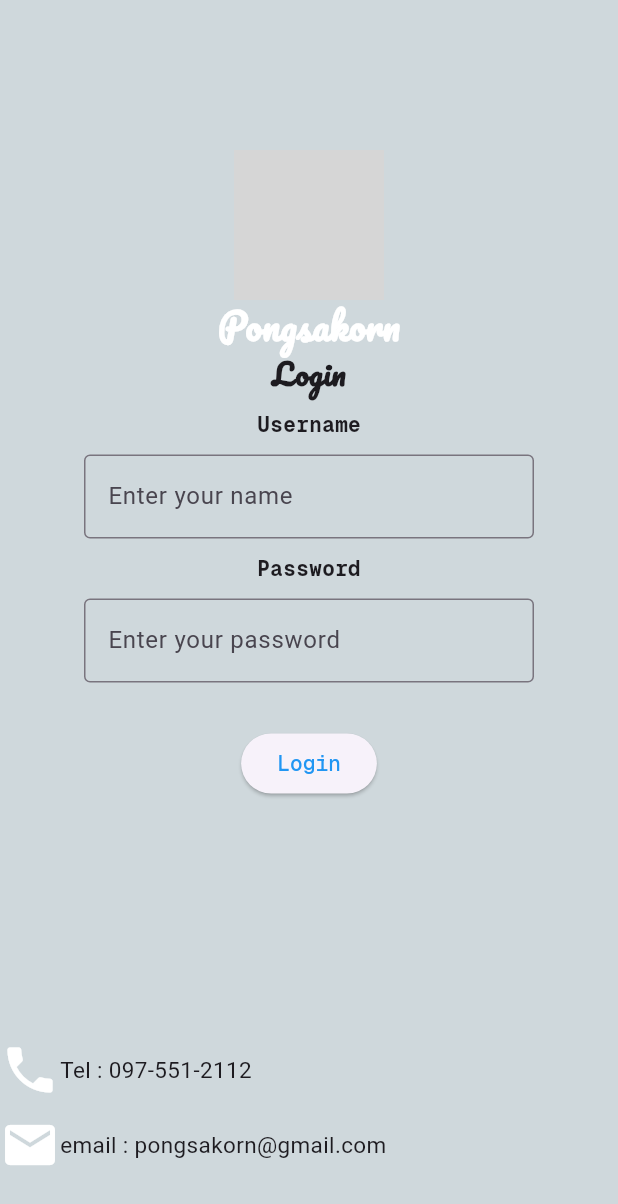
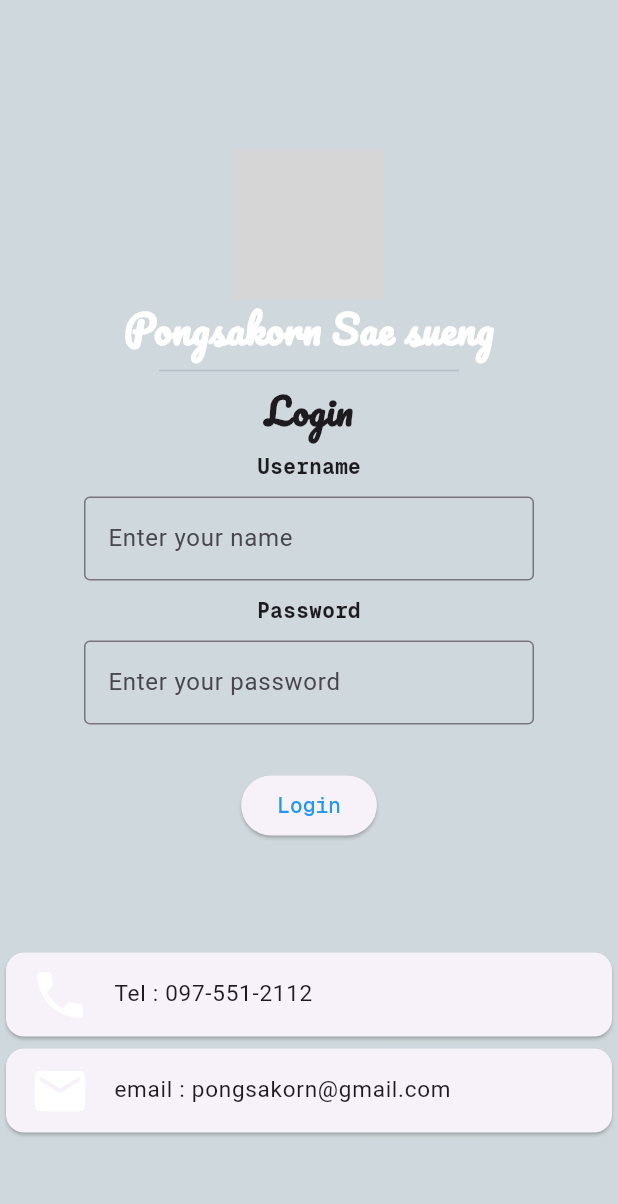
Before and after one commit to megnesiumm/Flutter-apps-Poor, a Flutter app: the screen it shows after launch, on a phone screen of 412 x 824 dp. Shown: the top 1204 px of the screen. Run offline on Flutter 3.47's test engine with Material 3 defaults, Android fonts, the phone set to English and light mode, and no system bars; grey boxes are pictures that could not be loaded.

Commit message:
Login page commit

```diff
--- a/lib/main.dart
+++ b/lib/main.dart
@@ -30,17 +30,24 @@ class MyApp extends StatelessWidget {
                 ),
               ),
               const Text(
-                'Pongsakorn',
+                'Pongsakorn Sae sueng',
                 style: TextStyle(
                     fontFamily: 'Pacifico',
-                    fontSize: 24,
+                    fontSize: 26,
                     fontWeight: FontWeight.bold,
                     color: Colors.white),
+              ),
+              SizedBox(
+                height: 20,
+                width: 200,
+                child: Divider(
+                  color: Colors.blueGrey[200],
+                ), //Line under name
               ),
               const Text("Login", //Login Text
                   style: TextStyle(
                       fontFamily: 'Pacifico',
-                      fontSize: 20,
+                      fontSize: 24,
                       fontWeight: FontWeight.bold)),
               const SizedBox(height: 10),
               const Text("Username",
@@ -89,37 +96,31 @@ class MyApp extends StatelessWidget {
               ),
               const SizedBox(height: 10), //Button pass Login
               const SizedBox(
-                height: 150,
+                height: 60,
               ),
               // ignore: avoid_unnecessary_containers
-              Container(
-                child: const Row(
-                  mainAxisAlignment: MainAxisAlignment.start,
-                  children: [
-                    Icon(
+              const Card(
+                child: ListTile(
+                  leading: Icon(
                     Icons.phone,
                     size: 40,
                     color: Colors.white,
                   ),
-                    Text("Tel : 097-551-2112", style: TextStyle(fontSize: 15)),
-                  ],
+                  title: Text("Tel : 097-551-2112",
+                      style: TextStyle(fontSize: 15)),
                 ),
               ),
-              Container(
-                padding: const EdgeInsets.fromLTRB(0, 10, 0, 10),
-                child: const Row(
-                  mainAxisAlignment: MainAxisAlignment.start,
-                  children: [
-                    Icon(
+
+              const Card(
+                  child: ListTile(
+                leading: Icon(
                   Icons.email,
                   size: 40,
                   color: Colors.white,
                 ),
-                    Text("email : pongsakorn@gmail.com",
+                title: Text("email : pongsakorn@gmail.com",
                     style: TextStyle(fontSize: 15)),
-                  ],
-                ),
-              ),
+              )),
             ],
           )),
         ),
```
Lines whose indentation alone changed are shown as unchanged.
